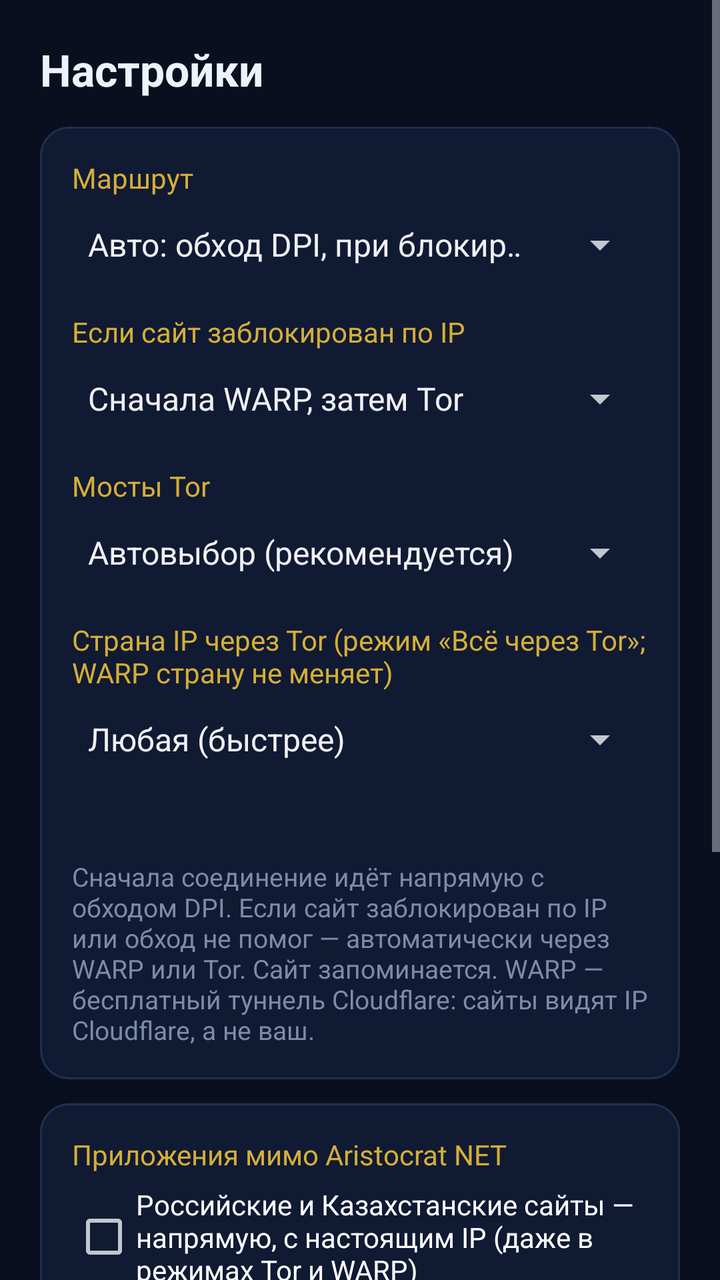
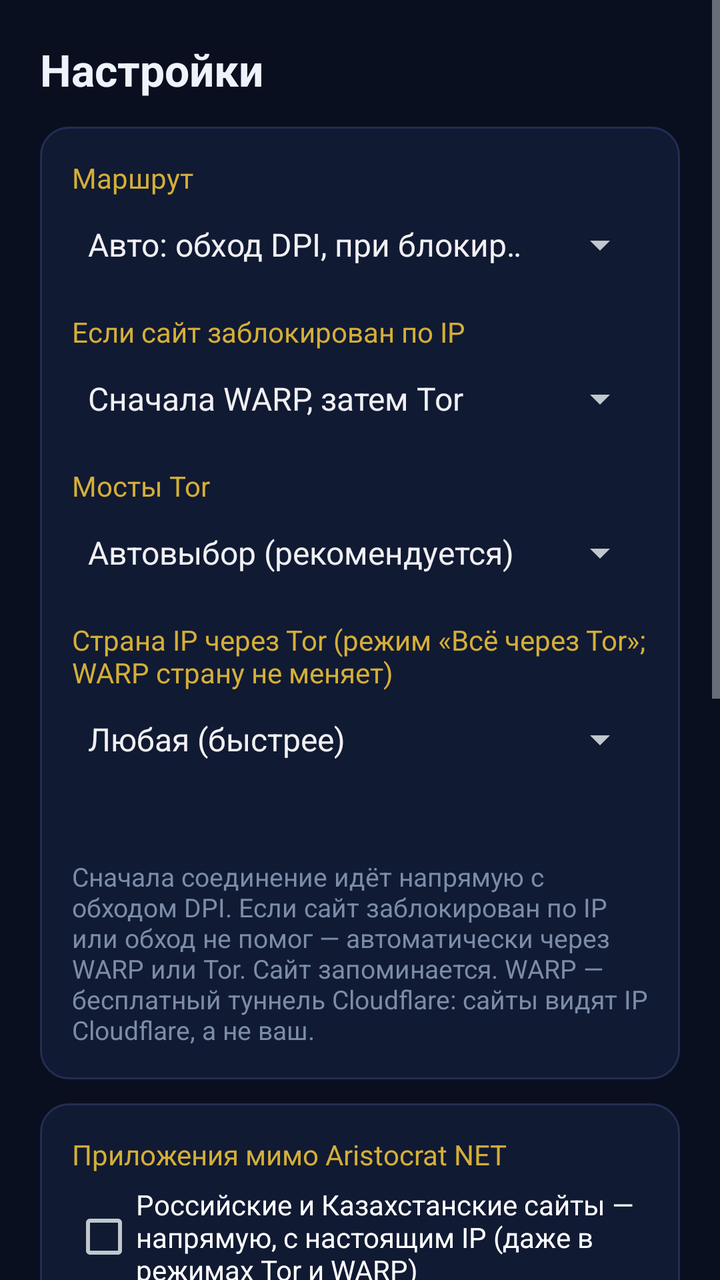

Before-and-after screenshots of an Android layout around one commit, followed by the original layout XML and the change that was made.
<!-- AndroidManifest.xml: application theme AppTheme -->
<!-- res/layout/activity_settings.xml -->
<?xml version="1.0" encoding="utf-8"?>
<ScrollView xmlns:android="http://schemas.android.com/apk/res/android"
    android:layout_width="match_parent"
    android:layout_height="match_parent"
    android:fillViewport="true">

    <LinearLayout
        android:layout_width="match_parent"
        android:layout_height="wrap_content"
        android:orientation="vertical"
        android:padding="20dp">

        <TextView
            android:layout_width="wrap_content"
            android:layout_height="wrap_content"
            android:text="@string/settings"
            android:textColor="@color/text"
            android:textSize="22sp"
            android:textStyle="bold" />

        <LinearLayout
            android:layout_width="match_parent"
            android:layout_height="wrap_content"
            android:layout_marginTop="14dp"
            android:background="@drawable/card"
            android:orientation="vertical"
            android:padding="16dp">

            <TextView
                android:layout_width="wrap_content"
                android:layout_height="wrap_content"
                android:text="@string/route_label"
                android:textColor="@color/gold" />

            <Spinner
                android:id="@+id/route"
                android:layout_width="match_parent"
                android:layout_height="wrap_content"
                android:entries="@array/route_names"
                android:focusable="true"
                android:minHeight="48dp" />

            <TextView
                android:id="@+id/heavyLabel"
                android:layout_width="wrap_content"
                android:layout_height="wrap_content"
                android:layout_marginTop="10dp"
                android:text="@string/heavy_label"
                android:textColor="@color/gold" />

            <Spinner
                android:id="@+id/heavy"
                android:layout_width="match_parent"
                android:layout_height="wrap_content"
                android:entries="@array/heavy_names"
                android:focusable="true"
                android:minHeight="48dp" />

            <TextView
                android:id="@+id/bridgesLabel"
                android:layout_width="wrap_content"
                android:layout_height="wrap_content"
                android:layout_marginTop="10dp"
                android:text="@string/bridges_label"
                android:textColor="@color/gold" />

            <Spinner
                android:id="@+id/bridges"
                android:layout_width="match_parent"
                android:layout_height="wrap_content"
                android:entries="@array/bridge_names"
                android:focusable="true"
                android:minHeight="48dp" />

            <TextView
                android:id="@+id/countryLabel"
                android:layout_width="wrap_content"
                android:layout_height="wrap_content"
                android:layout_marginTop="10dp"
                android:text="@string/country_label"
                android:textColor="@color/gold" />

            <Spinner
                android:id="@+id/country"
                android:layout_width="match_parent"
                android:layout_height="wrap_content"
                android:entries="@array/country_names"
                android:focusable="true"
                android:minHeight="48dp" />

            <LinearLayout
                android:id="@+id/customRow"
                android:layout_width="match_parent"
                android:layout_height="wrap_content"
                android:layout_marginTop="6dp"
                android:gravity="center_vertical"
                android:orientation="horizontal"
                android:visibility="gone">

                <TextView
                    android:id="@+id/customBox"
                    android:layout_width="0dp"
                    android:layout_height="wrap_content"
                    android:layout_weight="1"
                    android:background="@drawable/link_bg"
                    android:clickable="true"
                    android:focusable="true"
                    android:gravity="center_vertical"
                    android:minHeight="48dp"
                    android:paddingStart="4dp"
                    android:text="@string/custom_row"
                    android:textColor="@color/text"
                    android:textSize="15sp" />

                <ImageButton
                    android:id="@+id/sendBridges"
                    android:layout_width="48dp"
                    android:layout_height="48dp"
                    android:layout_marginStart="8dp"
                    android:background="@drawable/btn_ghost"
                    android:contentDescription="@string/send_bridges"
                    android:focusable="true"
                    android:padding="12dp"
                    android:scaleType="fitCenter"
                    android:src="@drawable/ic_send" />
            </LinearLayout>

            <TextView
                android:id="@+id/torLine"
                android:layout_width="match_parent"
                android:layout_height="wrap_content"
                android:layout_marginTop="8dp"
                android:textColor="@color/muted"
                android:textSize="13sp" />

            <TextView
                android:layout_width="match_parent"
                android:layout_height="wrap_content"
                android:layout_marginTop="10dp"
                android:text="@string/hint"
                android:textColor="@color/muted"
                android:textSize="13sp" />
        </LinearLayout>

        <LinearLayout
            android:layout_width="match_parent"
            android:layout_height="wrap_content"
            android:layout_marginTop="12dp"
            android:background="@drawable/card"
            android:orientation="vertical"
            android:padding="16dp">

            <TextView
                android:layout_width="wrap_content"
                android:layout_height="wrap_content"
                android:text="@string/apps_label"
                android:textColor="@color/gold" />

            <CheckBox
                android:id="@+id/keepLocal"
                android:layout_width="match_parent"
                android:layout_height="wrap_content"
                android:layout_marginTop="6dp"
                android:minHeight="48dp"
                android:text="@string/keep_local"
                android:textColor="#FFFFFF" />

            <CheckBox
                android:id="@+id/geoTor"
                android:layout_width="match_parent"
                android:layout_height="wrap_content"
                android:minHeight="48dp"
                android:text="@string/geo_tor"
                android:textColor="#FFFFFF" />

            <TextView
                android:id="@+id/appsInfo"
                android:layout_width="match_parent"
                android:layout_height="wrap_content"
                android:layout_marginTop="6dp"
                android:text="@string/apps_hint"
                android:textColor="#FFFFFF"
                android:textSize="13sp" />

            <LinearLayout
                android:layout_width="match_parent"
                android:layout_height="wrap_content"
                android:layout_marginTop="6dp"
                android:orientation="horizontal">

                <Button
                    android:id="@+id/apps"
                    android:layout_width="0dp"
                    android:layout_height="52dp"
                    android:layout_weight="1"
                    android:background="@drawable/btn_ghost"
                    android:gravity="center"
                    android:maxLines="2"
                    android:paddingStart="10dp"
                    android:paddingEnd="10dp"
                    android:text="@string/apps_button"
                    android:textAllCaps="false"
                    android:textColor="@color/gold_light"
                    android:textSize="14sp" />

                <Button
                    android:id="@+id/warpReset"
                    android:layout_width="0dp"
                    android:layout_height="52dp"
                    android:layout_marginStart="10dp"
                    android:layout_weight="1"
                    android:background="@drawable/btn_ghost"
                    android:gravity="center"
                    android:maxLines="2"
                    android:paddingStart="10dp"
                    android:paddingEnd="10dp"
                    android:text="@string/warp_reset"
                    android:textAllCaps="false"
                    android:textColor="@color/gold_light"
                    android:textSize="14sp" />
            </LinearLayout>
        </LinearLayout>

        <LinearLayout
            android:layout_width="match_parent"
            android:layout_height="wrap_content"
            android:layout_marginTop="12dp"
            android:background="@drawable/card"
            android:orientation="vertical"
            android:padding="16dp">

            <TextView
                android:layout_width="wrap_content"
                android:layout_height="wrap_content"
                android:text="@string/other_label"
                android:textColor="@color/gold"
                android:textStyle="bold" />

            <TextView
                android:id="@+id/openLog"
                android:layout_width="match_parent"
                android:layout_height="wrap_content"
                android:layout_marginTop="6dp"
                android:background="@drawable/link_bg"
                android:clickable="true"
                android:focusable="true"
                android:minHeight="48dp"
                android:gravity="center_vertical"
                android:paddingStart="4dp"
                android:text="@string/log_label_row"
                android:textColor="@color/text"
                android:textSize="15sp" />
        </LinearLayout>
    </LinearLayout>
</ScrollView>
<!-- resources referenced by this layout -->
<resources>
  <string-array name="bridge_names">
          <item>Автовыбор (рекомендуется)</item>
          <item>Snowflake</item>
          <item>obfs4</item>
          <item>meek (Azure)</item>
          <item>Свои мосты</item>
          <item>Без мостов</item>
      </string-array>
  <string-array name="heavy_names">
          <item>Сначала WARP, затем Tor</item>
          <item>Только WARP</item>
          <item>Только Tor</item>
      </string-array>
  <string-array name="route_names">
          <item>Авто: обход DPI, при блокировке — WARP/Tor</item>
          <item>Только обход DPI</item>
          <item>Всё через WARP (смена IP)</item>
          <item>Всё через Tor</item>
      </string-array>
  <color name="gold">#D4AF37</color>
  <color name="gold_light">#F7E7B8</color>
  <color name="muted">#7B8CA7</color>
  <color name="text">#EEF3FB</color>
  <!-- drawable card (drawable) -->
  <?xml version="1.0" encoding="utf-8"?>
  <shape xmlns:android="http://schemas.android.com/apk/res/android" android:shape="rectangle">
      <solid android:color="@color/card" />
      <stroke android:width="1dp" android:color="@color/line" />
      <corners android:radius="14dp" />
  </shape>
  <!-- drawable ic_send (drawable) -->
  <?xml version="1.0" encoding="utf-8"?>
  <vector xmlns:android="http://schemas.android.com/apk/res/android"
      android:width="24dp"
      android:height="24dp"
      android:viewportWidth="24"
      android:viewportHeight="24">
      <path
          android:fillColor="#F7E7B8"
          android:pathData="M2.5,20.5 L22,12 L2.5,3.5 L2.5,10 L16,12 L2.5,14 Z" />
  </vector>
  <string name="apps_button">Выбрать приложения</string>
  <string name="apps_hint">Банки, госуслуги, Яндекс Музыка и другие сервисы с привязкой к стране работают напрямую, как без Aristocrat NET.</string>
  <string name="apps_label">Приложения мимо Aristocrat NET</string>
  <string name="bridges_label">Мосты Tor</string>
  <string name="country_label">Страна IP через Tor (режим «Всё через Tor»; WARP страну не меняет)</string>
  <string name="custom_row">Свои мосты  ›</string>
  <string name="geo_tor">В России: Spotify и другие сервисы, закрытые для России, — через Tor (даже в «Авто»)</string>
  <string name="heavy_label">Если сайт заблокирован по IP</string>
  <string name="hint">Сначала соединение идёт напрямую с обходом DPI. Если сайт заблокирован по IP или обход не помог — автоматически через WARP или Tor. Сайт запоминается. WARP — бесплатный туннель Cloudflare: сайты видят IP Cloudflare, а не ваш.</string>
  <string name="keep_local">Российские и Казахстанские сайты — напрямую, с настоящим IP (даже в режимах Tor и WARP)</string>
  <string name="log_label_row">Журнал  ›</string>
  <string name="other_label">Другие</string>
  <string name="route_label">Маршрут</string>
  <string name="send_bridges">Отправить мосты на другое устройство</string>
  <string name="settings">Настройки</string>
  <string name="warp_reset">Новый аккаунт WARP</string>
  <style name="AppTheme" parent="android:Theme.DeviceDefault">
          <item name="android:windowBackground">@color/bg</item>
          <item name="android:colorAccent">@color/accent</item>
          <item name="android:statusBarColor">@color/bg</item>
          <item name="android:navigationBarColor">@color/bg</item>
      </style>
  <color name="card">#111A33</color>
  <color name="line">#222E52</color>
  <color name="bg">#0A0F1F</color>
  <color name="accent">#4DA8FF</color>
  <!-- unchanged entries left out for length: 3 -->
</resources>

<!-- the commit's change to res/layout/activity_settings.xml (unified diff, before → after) -->
@@ -232,6 +232,38 @@
             <TextView
                 android:layout_width="wrap_content"
                 android:layout_height="wrap_content"
+                android:text="@string/ads_label"
+                android:textColor="@color/gold"
+                android:textStyle="bold" />
+
+            <CheckBox
+                android:id="@+id/adBlock"
+                android:layout_width="match_parent"
+                android:layout_height="wrap_content"
+                android:layout_marginTop="6dp"
+                android:minHeight="48dp"
+                android:text="@string/ads_block"
+                android:textColor="#FFFFFF" />
+
+            <TextView
+                android:layout_width="match_parent"
+                android:layout_height="wrap_content"
+                android:text="@string/ads_hint"
+                android:textColor="@color/muted"
+                android:textSize="13sp" />
+        </LinearLayout>
+
+        <LinearLayout
+            android:layout_width="match_parent"
+            android:layout_height="wrap_content"
+            android:layout_marginTop="12dp"
+            android:background="@drawable/card"
+            android:orientation="vertical"
+            android:padding="16dp">
+
+            <TextView
+                android:layout_width="wrap_content"
+                android:layout_height="wrap_content"
                 android:text="@string/other_label"
                 android:textColor="@color/gold"
                 android:textStyle="bold" />
<!-- resource entries referenced after the edit -->
@@ -41,6 +41,9 @@
           android:fillColor="#F7E7B8"
           android:pathData="M2.5,20.5 L22,12 L2.5,3.5 L2.5,10 L16,12 L2.5,14 Z" />
   </vector>
+  <string name="ads_block">Блокировать рекламу — на сайтах и в приложениях</string>
+  <string name="ads_hint">Баннеры, всплывающие окна, реклама в играх и приложениях (в том числе букмекеров), слежка. Список AdGuard обновляется сам раз в сутки. Рекламу внутри роликов YouTube так не убрать — для телевизора есть SmartTube.</string>
+  <string name="ads_label">Реклама</string>
   <string name="apps_button">Выбрать приложения</string>
   <string name="apps_hint">Банки, госуслуги, Яндекс Музыка и другие сервисы с привязкой к стране работают напрямую, как без Aristocrat NET.</string>
   <string name="apps_label">Приложения мимо Aristocrat NET</string>
